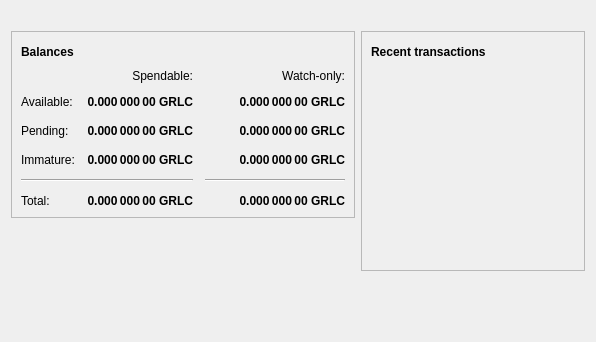
This is src/qt/forms/overviewpage.ui in tomiiiiiiiiiiiiii/Garlicoin as Qt 5 draws it before an edit. The edited form follows.
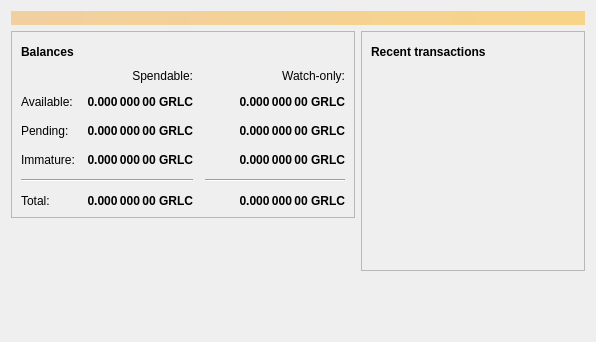
This is the edited form. Icons and pictures are not drawn.

Diff of the .ui file:
```diff
--- a/src/qt/forms/overviewpage.ui
+++ b/src/qt/forms/overviewpage.ui
@@ -19,6 +19,9 @@
      <property name="visible">
       <bool>false</bool>
      </property>
+     <property name="styleSheet">
+      <string notr="true">QLabel { background-color: qlineargradient(x1: 0, y1: 0, x2: 1, y2: 0, stop:0 #F0D0A0, stop:1 #F8D488); color:#000000; }</string>
+     </property>
      <property name="wordWrap">
       <bool>true</bool>
      </property>
```
